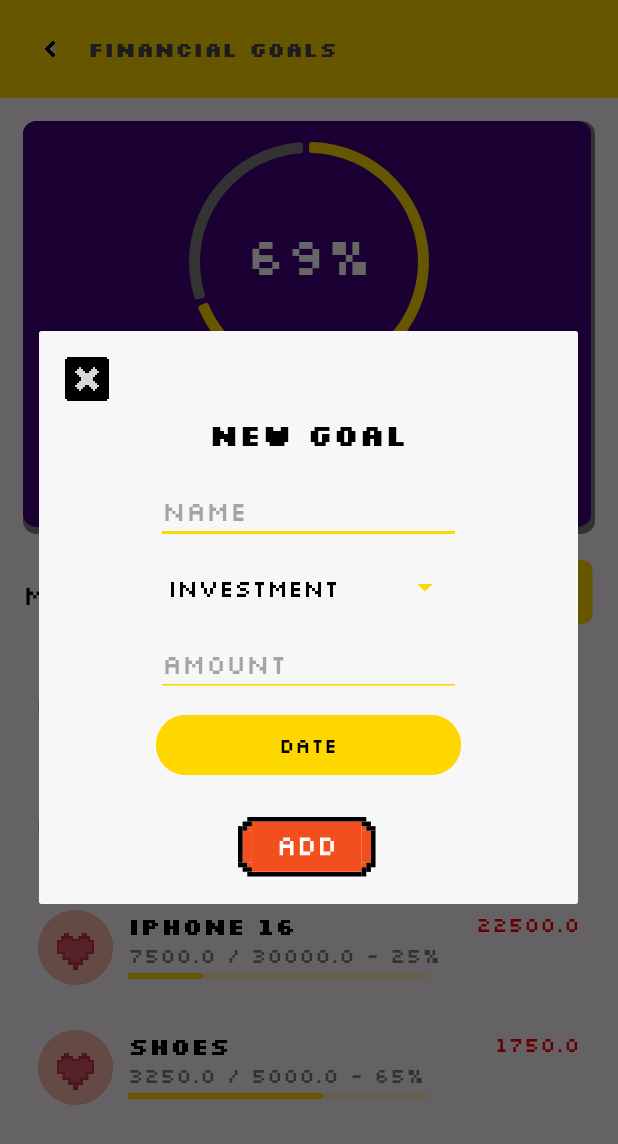
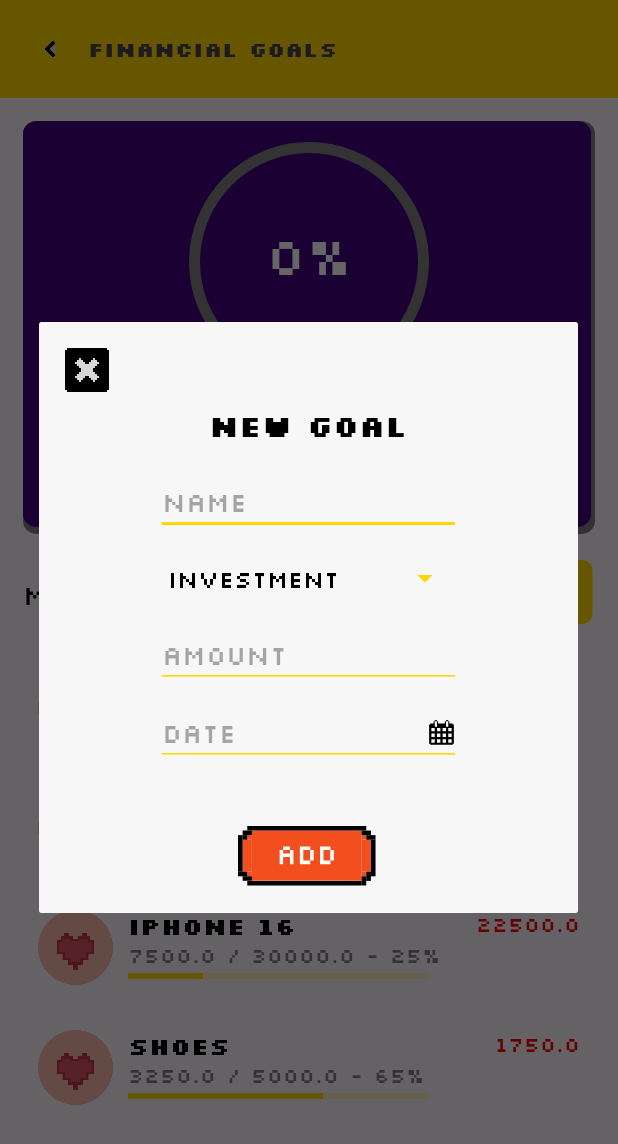
Before and after one commit to IxiaT/coin_craft, an Android app: the screen it shows after launch (FinancialGoalsActivity), after a tap on an icon or button, on a phone screen of 412 x 824 dp. Shown: the top 1144 px of the screen. Run offline under Robolectric (Android 15) with nearby library versions, the phone set to English and light mode, and no system bars.

Commit message:
feat (financial goals) : added logic to add goal feature

```diff
--- a/app/src/main/java/com/example/coincraft/AddGoalDialogFragment.kt
+++ b/app/src/main/java/com/example/coincraft/AddGoalDialogFragment.kt
@@ -3,14 +3,16 @@ package com.example.coincraft
 import android.app.DatePickerDialog
 import android.app.Dialog
 import android.os.Bundle
+import android.text.InputType
 import android.view.LayoutInflater
 import android.widget.*
 import androidx.fragment.app.DialogFragment
-import java.util.Calendar
+import java.text.SimpleDateFormat
+import java.util.*
 
 class AddGoalDialogFragment : DialogFragment() {
 
-
+    private var goalSaveListener: GoalSaveListener? = null
 
     override fun onCreateDialog(savedInstanceState: Bundle?): Dialog {
         // Inflate the custom layout
@@ -20,26 +22,28 @@ class AddGoalDialogFragment : DialogFragment() {
         val goalNameInput: EditText = view.findViewById(R.id.goal_name_input)
         val goalTypeSpinner: Spinner = view.findViewById(R.id.goal_type)
         val goalAmountInput: EditText = view.findViewById(R.id.goal_target_input)
-        val goalDateButton: Button = view.findViewById(R.id.goal_date)
+        val goalDateInput: EditText = view.findViewById(R.id.goal_date)
         val addGoalButton: ImageButton = view.findViewById(R.id.add_goal_button)
 
         // Set up the goal type dropdown (Spinner)
         val goalTypes = arrayOf("Investment", "Holiday", "Gadget", "Destination", "Other")
         val adapter = ArrayAdapter(requireContext(), R.layout.new_goal_spinner, goalTypes)
-        adapter.setDropDownViewResource(R.layout.new_goal_spinner) // Use the same or a different layout for dropdown
+        adapter.setDropDownViewResource(R.layout.new_goal_spinner)
         goalTypeSpinner.adapter = adapter
 
-        // Variable to hold the selected deadline date
-        var selectedDate = ""
+        // Configure the date input field
+        val calendar = Calendar.getInstance()
+        val dateFormat = SimpleDateFormat("dd/MM/yyyy", Locale.getDefault())
 
-        // Date Picker Dialog for deadline
-        goalDateButton.setOnClickListener {
-            val calendar = Calendar.getInstance()
+        goalDateInput.inputType = InputType.TYPE_NULL
+        goalDateInput.setOnClickListener {
             val datePicker = DatePickerDialog(
                 requireContext(),
                 { _, year, month, dayOfMonth ->
-                    selectedDate = "$dayOfMonth/${month + 1}/$year"
-                    goalDateButton.text = selectedDate
+                    val selectedDate = Calendar.getInstance().apply {
+                        set(year, month, dayOfMonth)
+                    }
+                    goalDateInput.setText(dateFormat.format(selectedDate.time)) // Set the formatted date
                 },
                 calendar.get(Calendar.YEAR),
                 calendar.get(Calendar.MONTH),
@@ -53,23 +57,23 @@ class AddGoalDialogFragment : DialogFragment() {
             val goalName = goalNameInput.text.toString()
             val goalType = goalTypeSpinner.selectedItem.toString()
             val goalAmount = goalAmountInput.text.toString()
+            val deadline = goalDateInput.text.toString()
 
             // Validate the inputs
-            if (goalName.isEmpty() || goalAmount.isEmpty() || selectedDate.isEmpty()) {
+            if (goalName.isEmpty() || goalAmount.isEmpty() || deadline.isEmpty()) {
                 Toast.makeText(requireContext(), "Please fill all fields", Toast.LENGTH_SHORT).show()
                 return@setOnClickListener
             }
 
-            // Handle saving the goal (pass data back to the activity or save it in a database)
-            val goalData = mapOf(
-                "name" to goalName,
-                "type" to goalType,
-                "amount" to goalAmount,
-                "deadline" to selectedDate
+            // Pass the data back to the activity
+            goalSaveListener?.onGoalSaved(
+                Goal(
+                    name = goalName,
+                    icon = R.drawable.ic_goal_icon, // Example icon
+                    saved = 0.0, // Initially no savings
+                    target = goalAmount.toDouble()
+                )
             )
-            // Example: (you can replace with your logic)
-            (activity as? GoalSaveListener)?.onGoalSaved(goalData)
-
             dismiss() // Dismiss the dialog when done
         }
 
@@ -79,8 +83,12 @@ class AddGoalDialogFragment : DialogFragment() {
             .create()
     }
 
+    fun setGoalSaveListener(listener: GoalSaveListener) {
+        goalSaveListener = listener
+    }
+
     // Interface for saving goal data
     interface GoalSaveListener {
-        fun onGoalSaved(goalData: Map<String, String>)
+        fun onGoalSaved(newGoal: Goal)
     }
 }
--- a/app/src/main/java/com/example/coincraft/FinancialGoalsActivity.kt
+++ b/app/src/main/java/com/example/coincraft/FinancialGoalsActivity.kt
@@ -6,12 +6,13 @@ import android.text.TextWatcher
 import android.widget.EditText
 import android.widget.ImageButton
 import android.widget.TextView
+import android.widget.Toast
 import androidx.appcompat.app.AppCompatActivity
 import androidx.recyclerview.widget.LinearLayoutManager
 import androidx.recyclerview.widget.RecyclerView
 import com.google.android.material.progressindicator.CircularProgressIndicator
 
-class FinancialGoalsActivity : AppCompatActivity() {
+class FinancialGoalsActivity : AppCompatActivity(), AddGoalDialogFragment.GoalSaveListener {
 
     private lateinit var goalsRecyclerView: RecyclerView
     private lateinit var goalsAdapter: GoalsAdapter
@@ -32,12 +33,11 @@ class FinancialGoalsActivity : AppCompatActivity() {
         addGoalBtn.setOnClickListener {
             // Show the Add Goal Dialog
             val dialogFragment = AddGoalDialogFragment()
+            dialogFragment.setGoalSaveListener(this) // Set this activity as the listener
             dialogFragment.show(supportFragmentManager, "AddGoalDialog")
         }
 
         // Initialize views
-        val progressIndicator = findViewById<CircularProgressIndicator>(R.id.financialGoalProgress)
-        val progressText = findViewById<TextView>(R.id.progressPercentage)
         savedBalanceEdit = findViewById(R.id.saved_balance_edit)
         plannedBalanceEdit = findViewById(R.id.planned_balance_edit)
 
@@ -47,9 +47,6 @@ class FinancialGoalsActivity : AppCompatActivity() {
 
         // Setup balance listeners
         setupBalanceListeners()
-
-        // Calculate and display initial progress
-        updateProgress()
 
         // Setup RecyclerView for goals
         goalsRecyclerView = findViewById(R.id.goalsRecyclerView)
@@ -68,25 +65,26 @@ class FinancialGoalsActivity : AppCompatActivity() {
         goalsRecyclerView.adapter = goalsAdapter
     }
 
+    override fun onGoalSaved(newGoal: Goal) {
+        // Add the new goal to the list and update the adapter
+        goalList.add(newGoal)
+        goalsAdapter.notifyItemInserted(goalList.size - 1)
+        Toast.makeText(this, "New goal added: ${newGoal.name}", Toast.LENGTH_SHORT).show()
+    }
+
     private fun setupBalanceListeners() {
-        // Listener for Saved Balance
         savedBalanceEdit.addTextChangedListener(object : TextWatcher {
             override fun beforeTextChanged(s: CharSequence?, start: Int, count: Int, after: Int) {}
-
             override fun onTextChanged(s: CharSequence?, start: Int, before: Int, count: Int) {}
-
             override fun afterTextChanged(s: Editable?) {
                 savedBalance = s?.toString()?.toDoubleOrNull() ?: 0.0
                 updateProgress()
             }
         })
 
-        // Listener for Planned Balance
         plannedBalanceEdit.addTextChangedListener(object : TextWatcher {
             override fun beforeTextChanged(s: CharSequence?, start: Int, count: Int, after: Int) {}
-
             override fun onTextChanged(s: CharSequence?, start: Int, before: Int, count: Int) {}
-
             override fun afterTextChanged(s: Editable?) {
                 plannedBalance = s?.toString()?.toDoubleOrNull() ?: 0.0
                 updateProgress()
@@ -95,26 +93,14 @@ class FinancialGoalsActivity : AppCompatActivity() {
     }
 
     private fun updateProgress() {
-        // Calculate progress percentage
         val progressPercentage = if (plannedBalance != 0.0) {
             ((savedBalance / plannedBalance) * 100).toInt()
         } else {
             0
         }
-
-        // Update progress text
         val progressTextView = findViewById<TextView>(R.id.progressPercentage)
         progressTextView.text = "$progressPercentage%"
-
-        // Update progress indicator
         val progressIndicator = findViewById<CircularProgressIndicator>(R.id.financialGoalProgress)
         progressIndicator.progress = progressPercentage
-
-        // Change color of the progress bar to green if 100%
-        if (progressPercentage >= 100) {
-            progressIndicator.setIndicatorColor(getColor(R.color.green)) // Ensure you have a green color in your resources
-        } else {
-            progressIndicator.setIndicatorColor(getColor(R.color.default_color)) // Reset to default color
-        }
     }
 }
--- a/app/src/main/res/drawable/ic_calender.xml
+++ b/app/src/main/res/drawable/ic_calendar.xml
@@ -1,6 +1,6 @@
 <vector xmlns:android="http://schemas.android.com/apk/res/android"
-    android:width="40dp"
-    android:height="40dp"
+    android:width="18dp"
+    android:height="18dp"
     android:viewportWidth="40"
     android:viewportHeight="40">
   <path
--- a/app/src/main/res/layout/popup_goal_layout.xml
+++ b/app/src/main/res/layout/popup_goal_layout.xml
@@ -69,17 +69,19 @@
         android:textColor="#000000"
         android:layout_marginBottom="8dp" />
 
-    <Button
+    <EditText
         android:id="@+id/goal_date"
         android:layout_width="match_parent"
         android:layout_height="wrap_content"
+        android:hint="DATE"
         android:layout_marginLeft="62dp"
         android:layout_marginRight="62dp"
-        android:text="DATE"
         android:fontFamily="@font/silkscreen_regular"
-        android:drawableStart="@drawable/ic_calender"
+        android:inputType="text"
+        android:drawableEnd="@drawable/ic_calendar"
         android:backgroundTint="#FFD700"
-        android:textColor="#000000" />
+        android:textColor="#000000"
+        android:layout_marginBottom="16dp" />
 
     <ImageButton
         android:id="@+id/add_goal_button"
```
Also changed, not shown: app/src/main/res/layout/popup_update_goal_layout.xml (added, +71 -0 lines).
